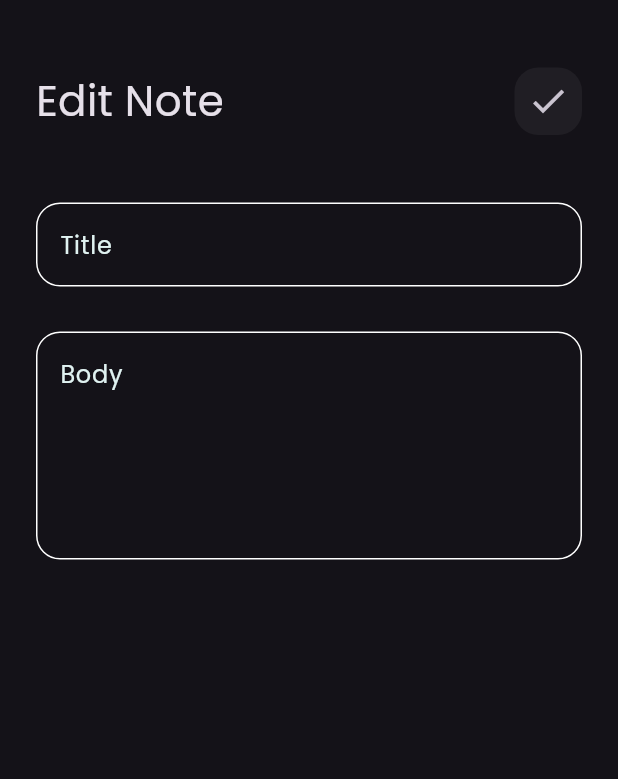
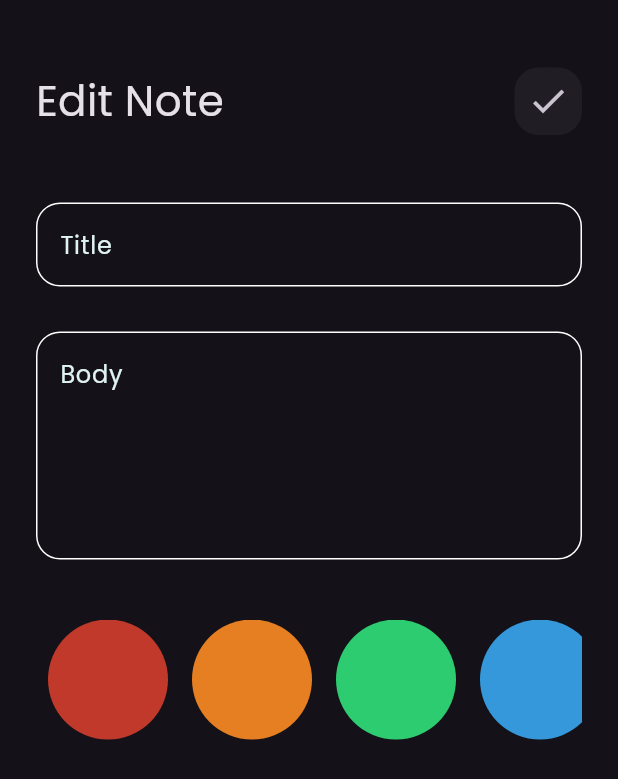
Before and after one commit to ahmedElmasry96/notes_app, a Flutter app: the EditNoteView screen opened directly with empty values, on a phone screen of 412 x 824 dp. Shown: the top 779 px of the screen. Run offline on Flutter 3.47's test engine with Material 3 defaults, Android fonts, the phone set to English and light mode, and no system bars; our stand-ins replace bloc, flutter_bloc, font_awesome_flutter, hive, hive_flutter; accounts and stored records are empty.

Commit message:
final commit

```diff
--- a/lib/cubits/add_note_cubit/add_note_cubit.dart
+++ b/lib/cubits/add_note_cubit/add_note_cubit.dart
@@ -1,3 +1,5 @@
+import 'dart:ui';
+
 import 'package:bloc/bloc.dart';
 import 'package:hive/hive.dart';
 import 'package:meta/meta.dart';
@@ -8,7 +10,9 @@ part 'add_note_state.dart';
 class AddNoteCubit extends Cubit<AddNoteState> {
   AddNoteCubit() : super(AddNoteInitial());
 
+  Color color = const Color(0xffc0392b);
   addNote(NoteModel note) {
+    note.color = color!.value;
     emit(AddNoteLoading());
     try {
       var notesBox = Hive.box<NoteModel>('notes_box');
--- a/lib/views/edit_note_view.dart
+++ b/lib/views/edit_note_view.dart
@@ -4,17 +4,19 @@ import 'package:notes_app/cubits/notes_cubit/notes_cubit.dart';
 import 'package:notes_app/models/note_model.dart';
 import 'package:notes_app/views/widgets/custom_app_bar_widget.dart';
 import 'package:notes_app/views/widgets/custom_text_field_widget.dart';
+import 'package:notes_app/views/widgets/edit_note_color_list.dart';
 
 class EditNoteView extends StatefulWidget {
   const EditNoteView({super.key});
   static String id = "editNoteView";
-
   @override
   State<EditNoteView> createState() => _EditNoteViewState();
 }
 
 class _EditNoteViewState extends State<EditNoteView> {
   String? title, subTitle;
+  late TextEditingController titleController;
+  late TextEditingController subTitleController;
   @override
   Widget build(BuildContext context) {
     final NoteModel note = ModalRoute.of(context)!.settings.arguments as NoteModel;
@@ -41,6 +43,7 @@ class _EditNoteViewState extends State<EditNoteView> {
               height: 45,
             ),
             CustomTextFieldWidget(
+              controller: TextEditingController(text: note.title),
               onChanged: (value) {
                 title = value;
               },
@@ -50,12 +53,15 @@ class _EditNoteViewState extends State<EditNoteView> {
               height: 30,
             ),
             CustomTextFieldWidget(
+              controller: TextEditingController(text: note.subTitle),
               onChanged: (value) {
                 subTitle = value;
               },
               maxLines: 5,
               hintText: "Body",
             ),
+            const SizedBox(height: 40,),
+            EditNoteColorList(note: note,),
           ],
         ),
       ),
--- a/lib/views/widgets/add_note_widget.dart
+++ b/lib/views/widgets/add_note_widget.dart
@@ -3,6 +3,7 @@ import 'package:flutter_bloc/flutter_bloc.dart';
 import 'package:intl/intl.dart';
 import 'package:notes_app/cubits/add_note_cubit/add_note_cubit.dart';
 import 'package:notes_app/models/note_model.dart';
+import 'package:notes_app/views/widgets/colors_list_view.dart';
 
 import 'custom_button_widget.dart';
 import 'custom_text_field_widget.dart';
@@ -18,7 +19,6 @@ class _AddNoteWidgetState extends State<AddNoteWidget> {
   final GlobalKey<FormState> formKey = GlobalKey();
   AutovalidateMode autoValidateMode = AutovalidateMode.disabled;
   String? title, subTitle;
-
   @override
   Widget build(BuildContext context) {
     return Form(
@@ -57,6 +57,10 @@ class _AddNoteWidgetState extends State<AddNoteWidget> {
           const SizedBox(
             height: 40,
           ),
+          const ColorsListView(),
+          const SizedBox(
+            height: 40,
+          ),
           BlocBuilder<AddNoteCubit, AddNoteState>(
             builder: (context, state) {
               return CustomBottomWidget(
--- a/lib/views/widgets/custom_text_field_widget.dart
+++ b/lib/views/widgets/custom_text_field_widget.dart
@@ -1,15 +1,17 @@
 import 'package:flutter/material.dart';
 import 'package:notes_app/constants.dart';
 class CustomTextFieldWidget extends StatelessWidget {
-  const CustomTextFieldWidget({super.key, this.maxLines = 1, required this.hintText, this.onSaved, this.validator, this.onChanged});
+  const CustomTextFieldWidget({super.key, this.maxLines = 1, required this.hintText, this.onSaved, this.validator, this.onChanged, this.controller});
   final int maxLines;
   final String hintText;
   final void Function(String?)? onSaved;
   final String? Function(String?)? validator;
   final void Function(String)? onChanged;
+  final TextEditingController? controller;
   @override
   Widget build(BuildContext context) {
     return TextFormField(
+      controller: controller,
       onChanged: onChanged,
       onSaved: onSaved,
       validator: validator,
--- /dev/null
+++ b/lib/views/widgets/edit_note_color_list.dart
@@ -0,0 +1,53 @@
+import 'package:flutter/material.dart';
+import 'package:notes_app/models/note_model.dart';
+class EditNoteColorList extends StatefulWidget {
+  const EditNoteColorList({super.key, required this.note});
+  final NoteModel note;
+  @override
+  State<EditNoteColorList> createState() => _EditNoteColorListState();
+}
+
+class _EditNoteColorListState extends State<EditNoteColorList> {
+  List<Color> colors = const [
+    Color(0xffc0392b),
+    Color(0xffe67e22),
+    Color(0xff2ecc71),
+    Color(0xff3498db),
+    Color(0xfff1c40f),
+    Color(0xff7f8c8d),
+  ];
+
+  late int currentIndex = colors.indexOf(Color(widget.note.color));
+  @override
+  Widget build(BuildContext context) {
+    return SizedBox(
+      height: 80,
+      child: ListView.builder(
+          itemCount: colors.length,
+          scrollDirection: Axis.horizontal,
+          itemBuilder: (context, index) {
+            return Padding(
+              padding: const EdgeInsets.symmetric(horizontal: 8),
+              child: GestureDetector(
+                onTap: () {
+                  currentIndex = index;
+                  widget.note.color = colors[index].value;
+                  setState(() {});
+                },
+                child: currentIndex == index ? CircleAvatar(
+                  backgroundColor: Colors.white,
+                  radius: 40,
+                  child: CircleAvatar(
+                    backgroundColor: colors[index],
+                    radius: 35,
+                  ),
+                ) : CircleAvatar(
+                  backgroundColor: colors[index],
+                  radius: 40,
+                ),
+              ),
+            );
+          }),
+    );
+  }
+}
```
Also changed, not shown: lib/views/widgets/colors_list_view.dart (added, +52 -0 lines).
